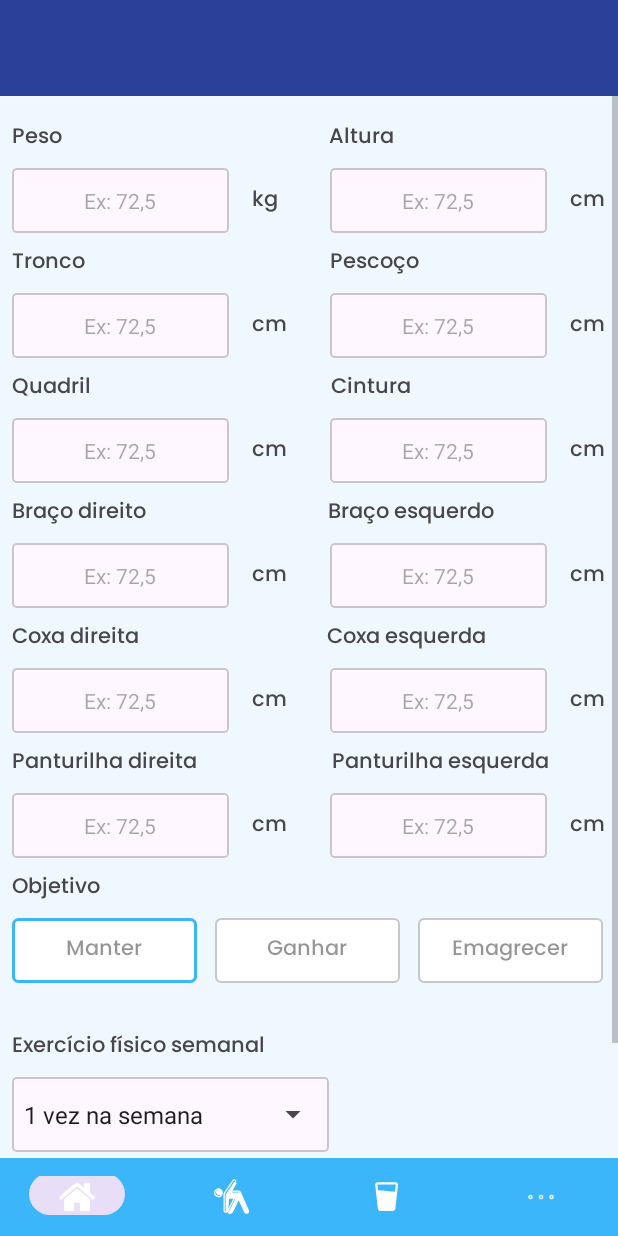
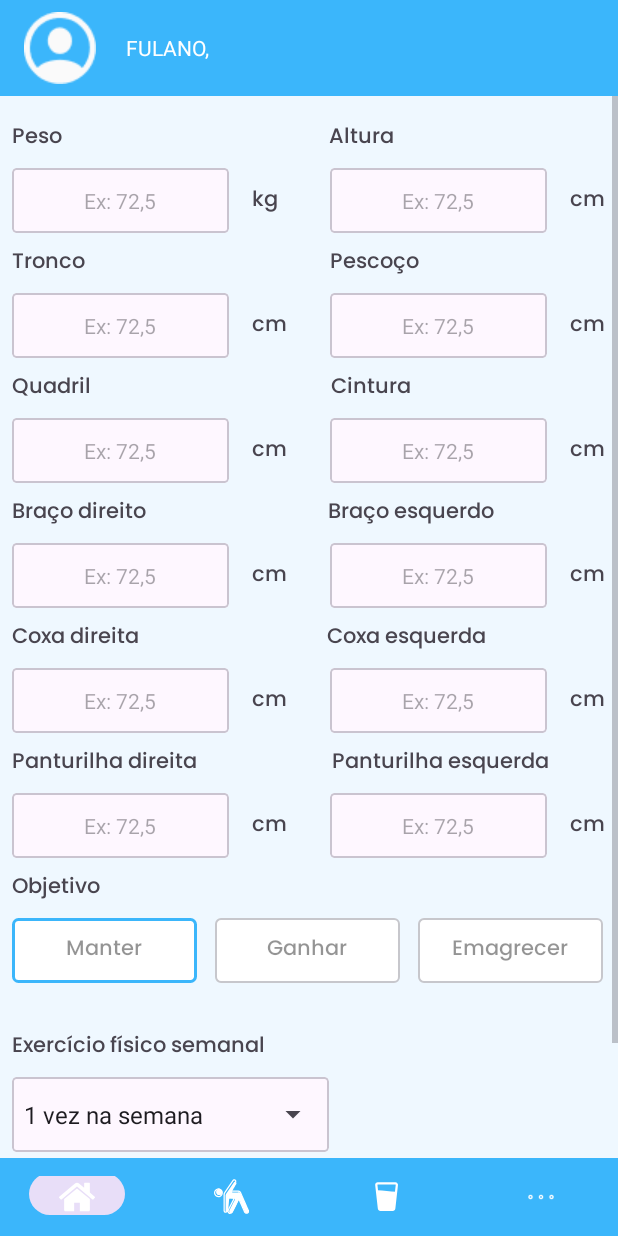
Before and after one commit to ComunidadeDevSpace/FitSpace, an Android app: the screen it shows after launch (GoalsActivity), after a tap on "Objetivos", on a phone screen of 412 x 824 dp. Run offline under Robolectric (Android 15) with nearby library versions, the phone set to English and light mode, and no system bars; our stand-ins replace Room's generated code; libraries missing offline, so code that uses them is left out: com.theartofdev.edmodo.

Commit message:
Função de insert de dados da tela goals e função de setar imagem de perfil

```diff
--- a/app/build.gradle
+++ b/app/build.gradle
@@ -88,4 +88,7 @@ dependencies {
     implementation "androidx.lifecycle:lifecycle-viewmodel-ktx:$lifecycle_version"
     // LiveData
     implementation "androidx.lifecycle:lifecycle-livedata-ktx:$lifecycle_version"
+
+    implementation"com.theartofdev.edmodo:android-image-cropper:2.8.0"
+    implementation 'com.squareup.picasso:picasso:2.5.2'
 }
--- a/app/src/main/java/com/app/fitspace/data/local/AppDatabase.kt
+++ b/app/src/main/java/com/app/fitspace/data/local/AppDatabase.kt
@@ -7,10 +7,12 @@ import androidx.room.RoomDatabase
 import com.app.fitspace.data.model.User
 import com.app.fitspace.data.model.UserGoals
 
-@Database(entities = [User::class, UserGoals::class], version = 1)
+@Database(entities = [User::class, UserGoals::class, ProfilePicture::class], version = 2)
 abstract class AppDatabase : RoomDatabase() {
     abstract fun userDao(): UserDao
     abstract fun userGoalsDao(): UserGoalsDao
+
+    abstract fun ProfilePictureDao():ProfilePictureDao
 
     companion object {
         @Volatile
--- /dev/null
+++ b/app/src/main/java/com/app/fitspace/data/local/ProfilePictureDao.kt
@@ -0,0 +1,18 @@
+package com.app.fitspace.data.local
+
+import androidx.lifecycle.LiveData
+import androidx.room.Dao
+import androidx.room.Insert
+import androidx.room.OnConflictStrategy
+import androidx.room.Query
+import kotlinx.coroutines.flow.Flow
+
+@Dao
+interface ProfilePictureDao {
+
+    @Insert(onConflict = OnConflictStrategy.REPLACE)
+    suspend fun insertProfilePicture(picture: ProfilePicture)
+
+    @Query("SELECT * FROM profilepicture")
+    fun getPicture(): LiveData<ProfilePicture>
+}
--- a/app/src/main/java/com/app/fitspace/data/model/UserGoals.kt
+++ b/app/src/main/java/com/app/fitspace/data/model/UserGoals.kt
@@ -21,5 +21,5 @@ data class UserGoals(
     val rightCalv:Double,
     val leftCalv:Double,
     val goal:String,
-    val weeklyExercise: String
+    val weeklyExercise: String,
 )
--- a/app/src/main/java/com/app/fitspace/presentation/view/GoalsActivity.kt
+++ b/app/src/main/java/com/app/fitspace/presentation/view/GoalsActivity.kt
@@ -1,21 +1,40 @@
 package com.app.fitspace.presentation.view
 
+import android.app.Activity
+import android.content.Intent
+import android.graphics.Bitmap
+import android.graphics.BitmapFactory
+import android.graphics.Canvas
 import android.graphics.Color
+import android.graphics.Paint
+import android.graphics.PorterDuff
+import android.graphics.PorterDuffXfermode
+import android.graphics.Rect
 import androidx.appcompat.app.AppCompatActivity
 import android.os.Bundle
 import android.view.View
+import android.view.ViewGroup
 import android.widget.AdapterView
 import android.widget.Button
 import android.widget.EditText
+import android.widget.ImageView
 import android.widget.RadioButton
 import android.widget.Spinner
+import android.widget.TextView
+import android.widget.Toolbar
 import androidx.activity.viewModels
 import androidx.appcompat.widget.AppCompatRadioButton
 import com.app.fitspace.R
+import com.app.fitspace.data.local.ProfilePicture
 import com.app.fitspace.data.model.UserGoals
+import com.app.fitspace.presentation.viewmodel.ProfilePictureViewModel
 import com.app.fitspace.presentation.viewmodel.UserGoalsViewModel
 import com.app.fitspace.utils.ActionTypeGoals
 import com.app.fitspace.utils.GoalsAction
+import com.theartofdev.edmodo.cropper.CropImage
+import com.theartofdev.edmodo.cropper.CropImageView
+import java.io.ByteArrayOutputStream
+
 
 class GoalsActivity : AppCompatActivity() {
 
@@ -25,9 +44,26 @@ class GoalsActivity : AppCompatActivity() {
         UserGoalsViewModel.getVmFactory(application)
     }
 
+
+    private val viewModelPicture:ProfilePictureViewModel by viewModels {
+        ProfilePictureViewModel.getVmFactory(application)
+    }
+
     override fun onCreate(savedInstanceState: Bundle?) {
         super.onCreate(savedInstanceState)
         setContentView(R.layout.activity_goals)
+
+        //Ajeita a toolbar
+        val tvHello = findViewById<TextView>(R.id.tv_toolbar_main_hello)
+        tvHello.visibility = View.GONE
+
+        val tvNameToolbar = findViewById<TextView>(R.id.tv_toolbar_name)
+
+        val marginInDp = 36
+        val marginInPixels = (marginInDp * resources.displayMetrics.density).toInt()
+        val layoutParams = tvNameToolbar.layoutParams as ViewGroup.MarginLayoutParams
+        layoutParams.marginStart = marginInPixels
+        tvNameToolbar.layoutParams = layoutParams
 
 
 
@@ -48,6 +84,13 @@ class GoalsActivity : AppCompatActivity() {
         val radioButtonEmagrecer = findViewById<RadioButton>(R.id.rb_emagrecer)
         val spinner = findViewById<Spinner>(R.id.spinner_weekly_exercise)
         val saveButton = findViewById<Button>(R.id.save_btn_goals)
+
+
+
+        val profilePicture = findViewById<ImageView>(R.id.iv_toolbar_main_profile)
+
+        viewModelPicture.setProfileImage(profilePicture)
+
 
         spinner.onItemSelectedListener = object : AdapterView.OnItemSelectedListener {
             override fun onItemSelected(
@@ -99,6 +142,8 @@ class GoalsActivity : AppCompatActivity() {
 
 
     }
+
+
 
     private fun addOrUpdate(
         weight:Double,
--- a/app/src/main/java/com/app/fitspace/presentation/view/MainActivity.kt
+++ b/app/src/main/java/com/app/fitspace/presentation/view/MainActivity.kt
@@ -1,22 +1,30 @@
 package com.app.fitspace.presentation.view
 
 import android.os.Bundle
+import android.widget.ImageView
+import androidx.activity.viewModels
 import androidx.appcompat.app.AppCompatActivity
 import androidx.fragment.app.Fragment
 import androidx.fragment.app.FragmentManager
 import androidx.fragment.app.FragmentTransaction
 import androidx.fragment.app.commit
+import androidx.fragment.app.viewModels
 import com.app.fitspace.R
 import com.app.fitspace.presentation.fragment.GraphFragment
 import com.app.fitspace.presentation.fragment.HomeFragment
 import com.app.fitspace.presentation.fragment.NewsFragment
 import com.app.fitspace.presentation.fragment.SettingsFragment
+import com.app.fitspace.presentation.viewmodel.ProfilePictureViewModel
 import com.google.android.material.bottomnavigation.BottomNavigationView
 
 class MainActivity : AppCompatActivity() {
 
     private lateinit var bottomNavigationView: BottomNavigationView
     private lateinit var fragmentManager: FragmentManager
+
+    private val viewModelPicture: ProfilePictureViewModel by viewModels {
+        ProfilePictureViewModel.getVmFactory(application)
+    }
 
     override fun onCreate(savedInstanceState: Bundle?) {
         super.onCreate(savedInstanceState)
@@ -50,5 +58,10 @@ class MainActivity : AppCompatActivity() {
             }
             true
         }
+
+
+        val profilePicture = findViewById<ImageView>(R.id.iv_toolbar_main_profile)
+        viewModelPicture.setProfileImage(profilePicture)
+
     }
 }
--- /dev/null
+++ b/app/src/main/java/com/app/fitspace/presentation/viewmodel/ProfilePictureViewModel.kt
@@ -0,0 +1,101 @@
+package com.app.fitspace.presentation.viewmodel
+
+import android.app.Application
+import android.graphics.Bitmap
+import android.graphics.BitmapFactory
+import android.graphics.Canvas
+import android.graphics.Color
+import android.graphics.Paint
+import android.graphics.PorterDuff
+import android.graphics.PorterDuffXfermode
+import android.graphics.Rect
+import android.widget.ImageView
+import androidx.lifecycle.LifecycleOwner
+import androidx.lifecycle.LiveData
+import androidx.lifecycle.MutableLiveData
+import androidx.lifecycle.ViewModel
+import androidx.lifecycle.ViewModelProvider
+import androidx.lifecycle.viewModelScope
+import androidx.lifecycle.viewmodel.CreationExtras
+import com.app.fitspace.FitSpaceApplication
+import com.app.fitspace.data.local.ProfilePicture
+import com.app.fitspace.data.local.ProfilePictureDao
+import kotlinx.coroutines.flow.Flow
+import kotlinx.coroutines.launch
+
+class ProfilePictureViewModel (val profileDao:ProfilePictureDao):ViewModel() {
+
+
+
+    fun insertPicture(picture: ProfilePicture) {
+        viewModelScope.launch {
+            profileDao.insertProfilePicture(picture)
+        }
+    }
+
+    fun getPicture(): LiveData<ProfilePicture> {
+        return profileDao.getPicture()
+    }
+
+
+
+    fun getRoundedBitmap(bitmap: Bitmap): Bitmap {
+        val width = bitmap.width
+        val height = bitmap.height
+        val output = Bitmap.createBitmap(width, height, Bitmap.Config.ARGB_8888)
+        val canvas = Canvas(output)
+
+        val paint = Paint()
+        val rect = Rect(0, 0, width, height)
+
+        paint.isAntiAlias = true
+        canvas.drawARGB(0, 0, 0, 0)
+        canvas.drawCircle(width / 2f, height / 2f, width / 2f, paint)
+
+        paint.xfermode = PorterDuffXfermode(PorterDuff.Mode.SRC_IN)
+        canvas.drawBitmap(bitmap, rect, rect, paint)
+
+        return output
+    }
+
+
+
+    fun setProfileImage(imageView: ImageView) {
+        getPicture().observeForever { userProfile ->
+            if (userProfile != null) {
+                val bitmap = BitmapFactory.decodeByteArray(
+                    userProfile.profilePicture,
+                    0,
+                    userProfile.profilePicture.size
+                )
+
+                val resizedBitmap = Bitmap.createScaledBitmap(
+                    bitmap,
+                    userProfile.width,
+                    userProfile.height,
+                    false
+                )
+
+                val roundedBitmap = getRoundedBitmap(resizedBitmap)
+
+                imageView.setImageBitmap(roundedBitmap)
+
+            }
+        }
+    }
+
+
+    companion object {
+        fun getVmFactory(application: Application): ViewModelProvider.Factory {
+            val dataBaseInstance = (application as FitSpaceApplication).getAppDataBase()
+            val dao  = dataBaseInstance.ProfilePictureDao()
+
+            return object : ViewModelProvider.Factory{
+                override fun <T : ViewModel> create(modelClass: Class<T>, extras: CreationExtras): T {
+                    return ProfilePictureViewModel(dao) as T
+                }
+            }
+        }
+    }
+
+}
--- a/app/src/main/res/layout/activity_goals.xml
+++ b/app/src/main/res/layout/activity_goals.xml
@@ -10,7 +10,7 @@
 
     <include
         android:id="@+id/include"
-        layout="@layout/toolbar" />
+        layout="@layout/toobar_main" />
 
 
     <ScrollView
--- a/app/src/main/res/layout/toobar_main.xml
+++ b/app/src/main/res/layout/toobar_main.xml
@@ -7,9 +7,10 @@
     android:id="@+id/toolbar_sign_up">
     <ImageView
         android:id="@+id/iv_toolbar_main_profile"
-        android:layout_width="wrap_content"
-        android:layout_height="wrap_content"
+        android:layout_width="48dp"
+        android:layout_height="48dp"
         android:src="@drawable/profile_both" />
+
     <TextView
         android:id="@+id/tv_toolbar_main_hello"
         android:layout_width="wrap_content"
@@ -19,6 +20,7 @@
         android:textColor="@color/white"/>
 
     <TextView
+        android:id="@+id/tv_toolbar_name"
         android:layout_width="wrap_content"
         android:layout_height="wrap_content"
         android:text="FULANO,"
--- a/build.gradle
+++ b/build.gradle
@@ -3,4 +3,5 @@ plugins {
     id 'com.android.library' version '7.3.1' apply false
     id 'com.android.application' version '7.3.1' apply false
     id 'org.jetbrains.kotlin.android' version '1.8.10' apply false
+
 }
```
Also changed, not shown: app/src/main/AndroidManifest.xml (+9 -0 lines), app/src/main/java/com/app/fitspace/data/local/ProfilePicture.kt (added, +12 -0 lines), app/src/main/java/com/app/fitspace/presentation/fragment/HomeFragment.kt (+7 -0 lines), app/src/main/java/com/app/fitspace/presentation/view/SignUp.kt (+62 -0 lines), app/src/main/res/drawable/profile_picture_circle.xml (added, +9 -0 lines), app/src/main/res/layout/activity_sign_up.xml (+12 -1 lines), app/src/main/res/layout/toolbar.xml (+18 -3 lines), settings.gradle (+13 -0 lines), 1 other file. Lines whose indentation alone changed are shown as unchanged.
